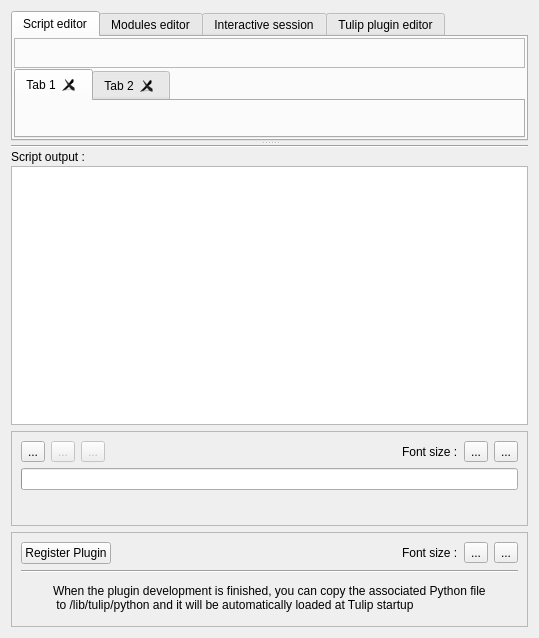
First picture: the form in plugins/view/pythonscriptview/PythonScriptViewWidget.ui, repository jalamao/tulip-1, before the edit.
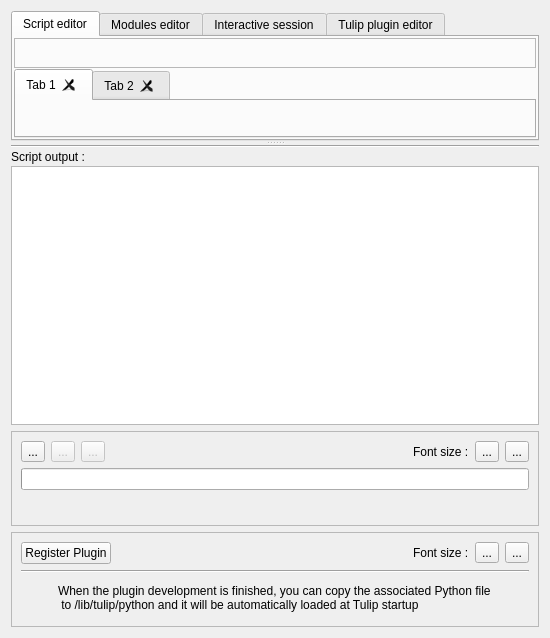
Second picture: the form after the edit. Icons and pictures are not drawn. Custom widgets are drawn as their Qt base class.

```diff
--- a/plugins/view/pythonscriptview/PythonScriptViewWidget.ui
+++ b/plugins/view/pythonscriptview/PythonScriptViewWidget.ui
@@ -6,7 +6,7 @@
    <rect>
     <x>0</x>
     <y>0</y>
-    <width>539</width>
+    <width>550</width>
     <height>638</height>
    </rect>
   </property>
```
Left out of the diff: 2 changed lines with no effect on the pictures.
